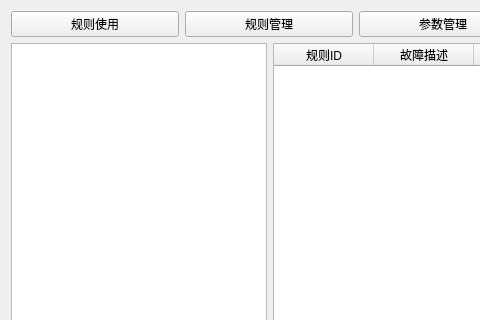
This is ruleform.ui in EGeeks/faultree as Qt 5 draws it before an edit; both pictures show x 0 to 480 and y 0 to 320 of the 712 by 472 pixel window. The edited form follows.
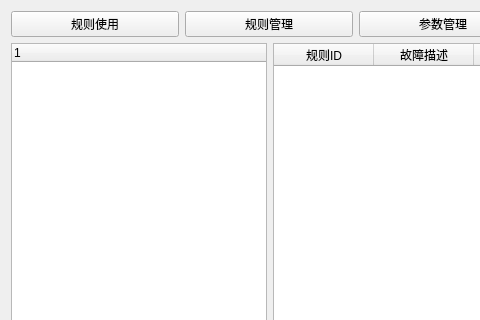
This is the edited form.

What changed in the file:
```diff
--- a/ruleform.ui
+++ b/ruleform.ui
@@ -49,16 +49,18 @@
    <item>
     <layout class="QHBoxLayout" name="horizontalLayout">
      <item>
-      <widget class="QTreeView" name="treeView">
+      <widget class="QTreeWidget" name="treeWidget">
        <property name="sizePolicy">
         <sizepolicy hsizetype="Minimum" vsizetype="Expanding">
          <horstretch>0</horstretch>
          <verstretch>0</verstretch>
         </sizepolicy>
        </property>
-       <property name="editTriggers">
-        <set>QAbstractItemView::NoEditTriggers</set>
-       </property>
+       <column>
+        <property name="text">
+         <string notr="true">1</string>
+        </property>
+       </column>
       </widget>
      </item>
      <item>
```
